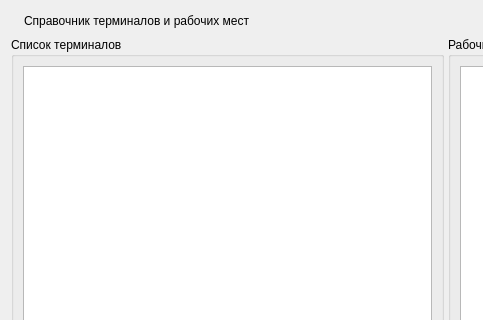
The window that Terminals/listazsdialog.ui (rust3128/Gandalf) describes before a commit, drawn with Qt 5; both pictures show x 0 to 483 and y 0 to 320 of the 957 by 705 pixel window.
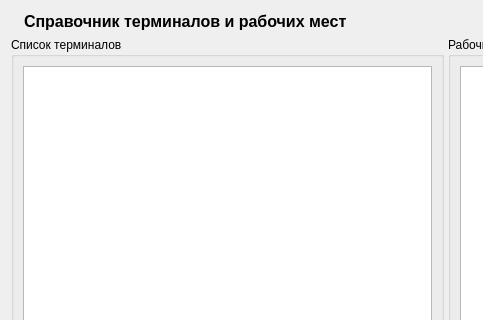
The same window after the commit. Icons and pictures are not drawn.

What changed in the file:
```diff
--- a/Terminals/listazsdialog.ui
+++ b/Terminals/listazsdialog.ui
@@ -28,6 +28,12 @@
      </item>
      <item>
       <widget class="QLabel" name="label_2">
+       <property name="font">
+        <font>
+         <pointsize>12</pointsize>
+         <bold>true</bold>
+        </font>
+       </property>
        <property name="text">
         <string>Справочник терминалов и рабочих мест</string>
        </property>
```
Left out of the diff: 2 changed lines with no effect on the pictures.
